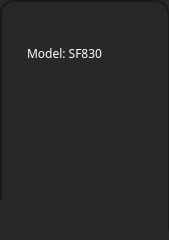
IlyaZh/Maiman-MCBS, file multibench/model/device/devicewidget.ui: the form before one commit.
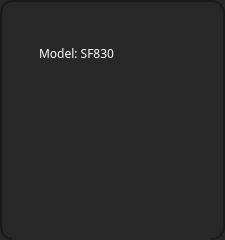
The form after the commit.

Diff of the .ui file:
```diff
--- a/multibench/model/device/devicewidget.ui
+++ b/multibench/model/device/devicewidget.ui
@@ -59,13 +59,13 @@
     <enum>QLayout::SetFixedSize</enum>
    </property>
    <property name="leftMargin">
-    <number>0</number>
+    <number>12</number>
    </property>
    <property name="topMargin">
     <number>14</number>
    </property>
    <property name="rightMargin">
-    <number>0</number>
+    <number>14</number>
    </property>
    <property name="bottomMargin">
     <number>0</number>
@@ -207,7 +207,20 @@
      </property>
     </layout>
    </item>
-   <item row="4" column="0" colspan="5">
+   <item row="0" column="5" rowspan="4">
+    <spacer name="horizontalSpacer">
+     <property name="orientation">
+      <enum>Qt::Horizontal</enum>
+     </property>
+     <property name="sizeHint" stdset="0">
+      <size>
+       <width>1</width>
+       <height>20</height>
+      </size>
+     </property>
+    </spacer>
+   </item>
+   <item row="4" column="0" colspan="7">
     <widget class="QLabel" name="conditionLabel">
      <property name="sizePolicy">
       <sizepolicy hsizetype="MinimumExpanding" vsizetype="Fixed">
@@ -249,18 +262,12 @@
      </property>
     </widget>
    </item>
-   <item row="0" column="5" rowspan="5">
-    <spacer name="horizontalSpacer">
-     <property name="orientation">
-      <enum>Qt::Horizontal</enum>
+   <item row="0" column="6" rowspan="4">
+    <layout class="QVBoxLayout" name="hideControlsLayout">
+     <property name="spacing">
+      <number>0</number>
      </property>
-     <property name="sizeHint" stdset="0">
-      <size>
-       <width>1</width>
-       <height>20</height>
-      </size>
-     </property>
-    </spacer>
+    </layout>
    </item>
   </layout>
  </widget>
```
Left out of the diff: 50 changed lines with no effect on the pictures.
